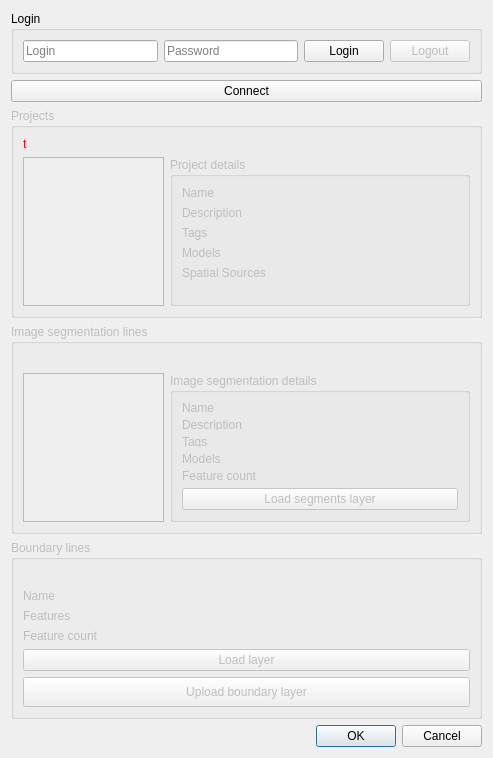
The window that BoundaryDelineationIts4landWindow.ui (its4land/qgis-boundary-delineation) describes before a commit, drawn with Qt 5.
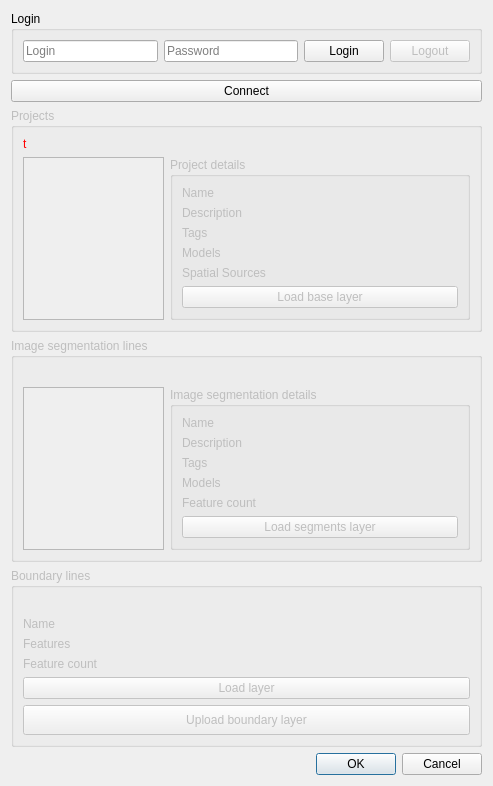
The same window after the commit. Custom widgets are drawn as their Qt base class.

Commit message: feat: load hardcoded basemap image

```diff
--- a/BoundaryDelineationIts4landWindow.ui
+++ b/BoundaryDelineationIts4landWindow.ui
@@ -284,6 +284,16 @@
            </item>
           </layout>
          </item>
+         <item row="1" column="0">
+          <widget class="QPushButton" name="projectsLoadBaseLayerButton">
+           <property name="enabled">
+            <bool>false</bool>
+           </property>
+           <property name="text">
+            <string>Load base layer</string>
+           </property>
+          </widget>
+         </item>
         </layout>
        </widget>
       </item>
```
The commit also changes 1 other file.
